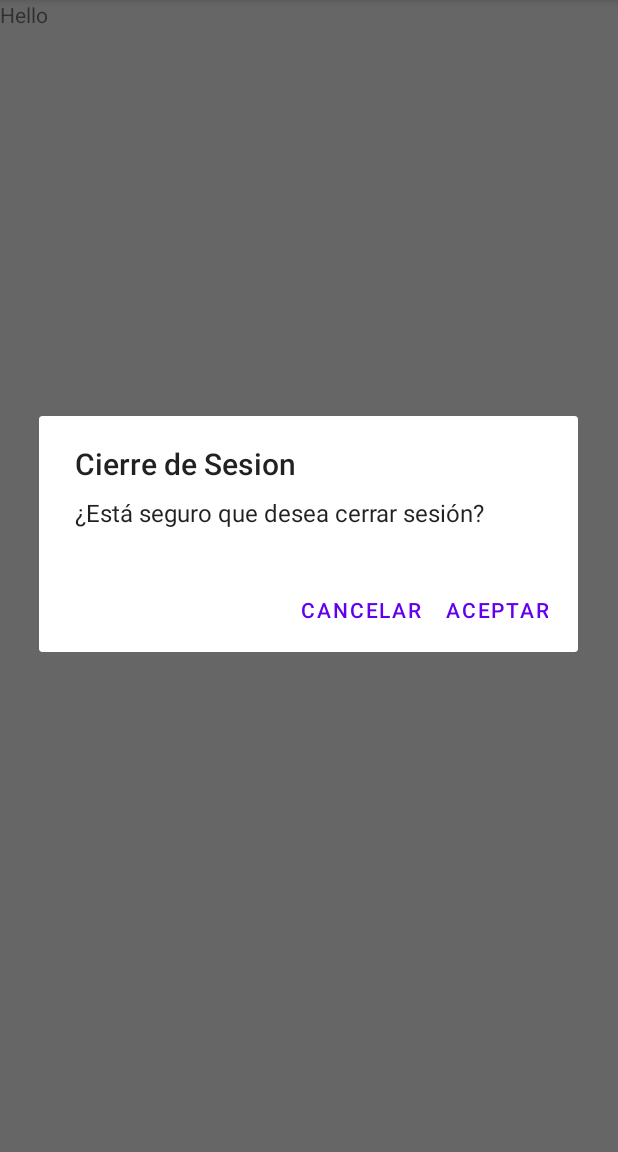
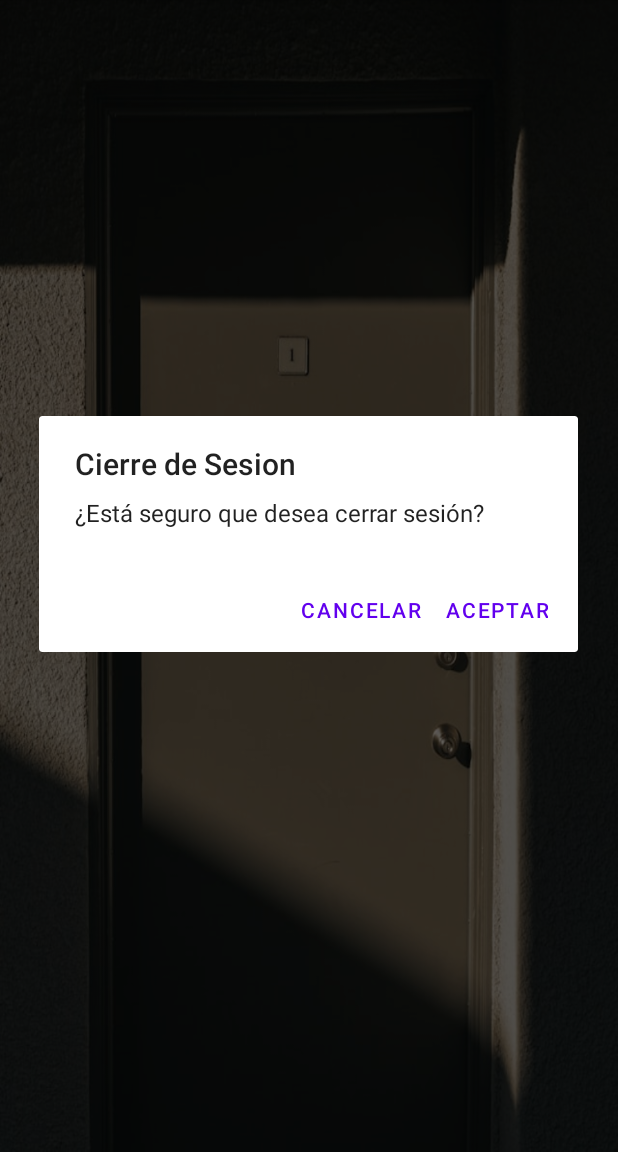
Before and after one commit to GreenRiver05/TPInmobiliaria_Programacion_Dispositivos_Moviles, an Android app: the fragment LogoutFragment shown on its own in the app's theme, on a phone screen of 412 x 824 dp, the part 84-1236 px from its top. Run offline under Robolectric (Android 15) with nearby library versions, the phone set to English and light mode, and no system bars.

Commit message:
cierre de Sesion

```diff
--- a/TPInmobiliariaBD2/app/src/main/res/layout/fragment_logout.xml
+++ b/TPInmobiliariaBD2/app/src/main/res/layout/fragment_logout.xml
@@ -3,11 +3,9 @@
     xmlns:tools="http://schemas.android.com/tools"
     android:layout_width="match_parent"
     android:layout_height="match_parent"
-    tools:context=".ui.logout.LogoutFragment">
+    tools:context=".ui.logout.LogoutFragment"
+    android:background="@drawable/fondo_logout">
 
-    <TextView
-        android:layout_width="match_parent"
-        android:layout_height="match_parent"
-        android:text="Hello" />
+
 
 </FrameLayout>
```
